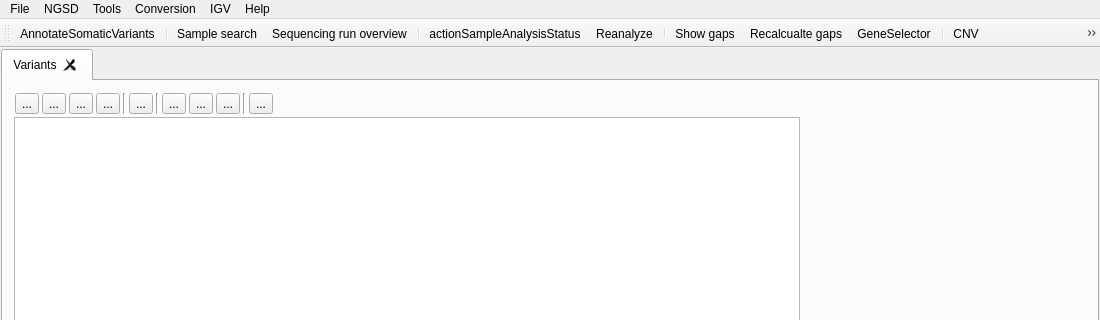
First picture: the form in src/GSvar/MainWindow.ui, repository imgag/ngs-bits, before the edit; both pictures show x 0 to 1100 and y 0 to 320 of the 1100 by 800 pixel window.
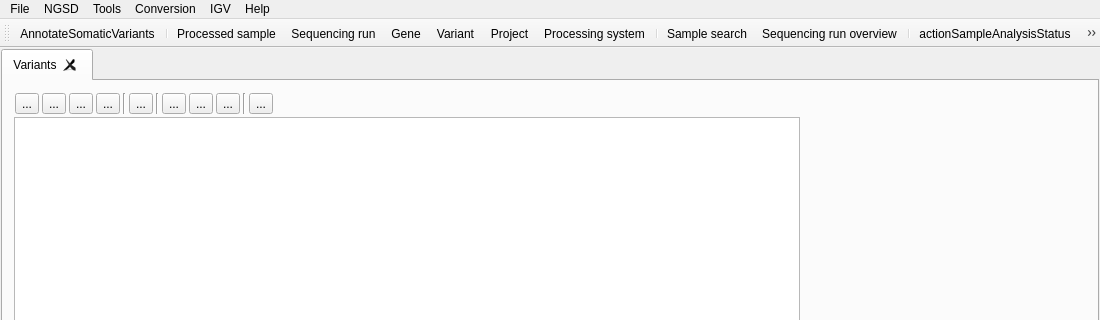
Second picture: the form after the edit. Icons and pictures are not drawn. Custom widgets are drawn as their Qt base class.

Commit message: GSvar: restricted users now can only open processed sample tabs and see samples in the search if they have the right to access them.

Diff of the .ui file:
```diff
--- a/src/GSvar/MainWindow.ui
+++ b/src/GSvar/MainWindow.ui
@@ -572,6 +572,13 @@
    </attribute>
    <addaction name="actionAnnotateSomaticVariantInterpretation"/>
    <addaction name="separator"/>
+   <addaction name="actionOpenProcessedSampleTabByName"/>
+   <addaction name="actionOpenSequencingRunTabByName"/>
+   <addaction name="actionOpenGeneTabByName"/>
+   <addaction name="actionOpenVariantTab"/>
+   <addaction name="actionOpenProjectTab"/>
+   <addaction name="actionOpenProcessingSystemTab"/>
+   <addaction name="separator"/>
    <addaction name="actionSampleSearch"/>
    <addaction name="actionRunOverview"/>
    <addaction name="separator"/>
```
Left out of the diff: 13 changed lines with no effect on the pictures. The commit also changes 8 other files.
